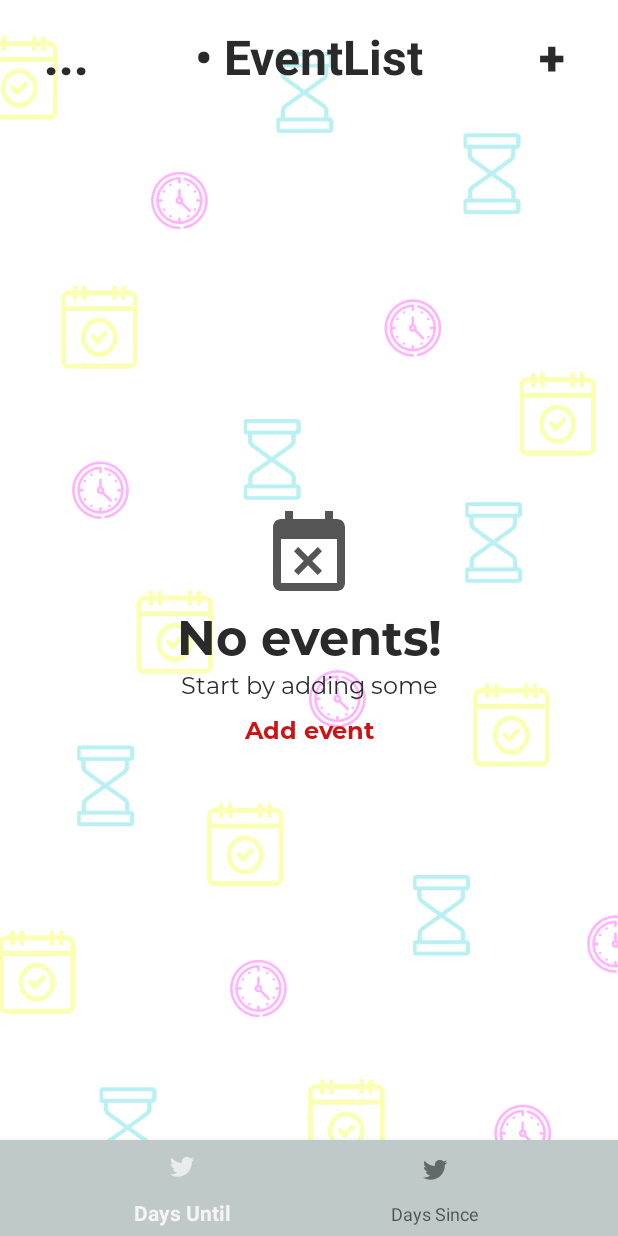
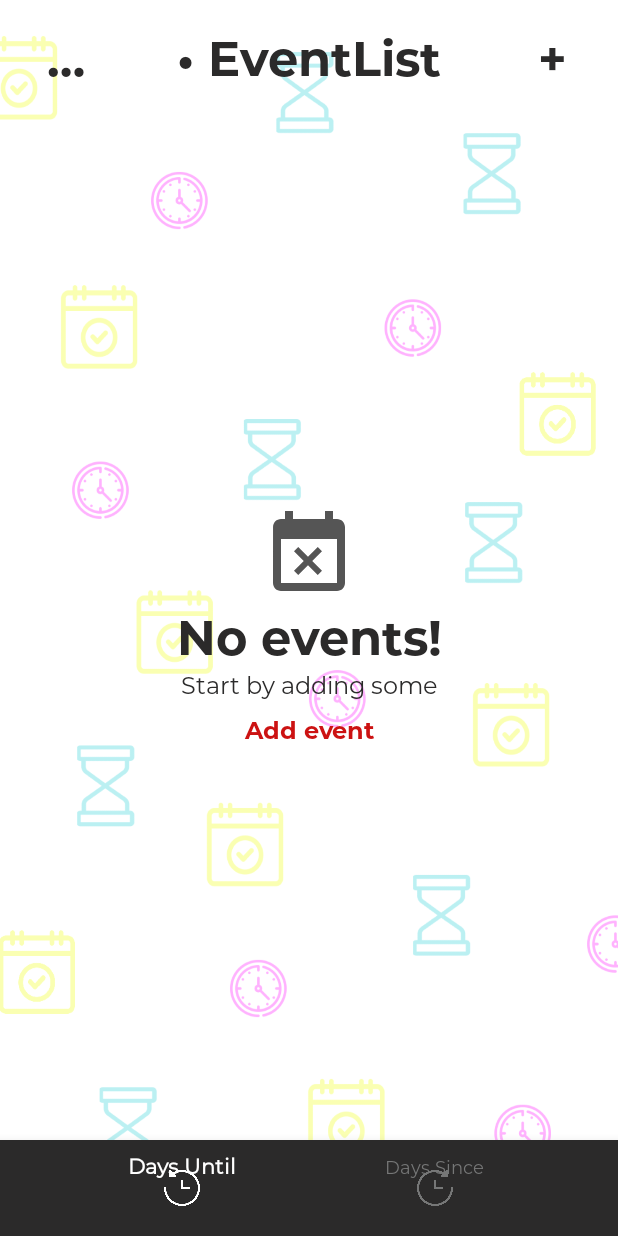
Before and after one commit to dan96and/EventList, an Android app: the screen it shows after launch once a user with an empty profile is signed in (HomeView), on a phone screen of 412 x 824 dp. Run offline under Robolectric (Android 15) with nearby library versions, the phone set to English and light mode, and no system bars; our stand-ins replace Firebase (no records; nobody signed in at launch, a user with empty details on screens opened directly), navigation-ui.

Commit message:
Implementación del nuevo style a la aplicación

```diff
--- a/app/src/main/res/drawable-xxhdpi/edit_cursor.xml
+++ b/app/src/main/res/drawable-xxhdpi/edit_cursor.xml
@@ -1,5 +1,5 @@
 <?xml version="1.0" encoding="utf-8"?>
 <shape xmlns:android="http://schemas.android.com/apk/res/android" >
     <size android:width="3dp" />
-    <solid android:color="@color/grey"  />
+    <solid android:color="@color/black"  />
 </shape>
--- /dev/null
+++ b/app/src/main/res/drawable/bottom_nav_icon_color_selector.xml
@@ -0,0 +1,6 @@
+<?xml version="1.0" encoding="utf-8"?>
+<selector xmlns:android="http://schemas.android.com/apk/res/android">
+    <item android:state_checked="true" android:color="@color/white" />
+    <item android:state_pressed="true" android:state_enabled="true" android:color="@color/white" />
+    <item android:color="#767777" />
+</selector>
--- a/app/src/main/res/layout/activity_home_view.xml
+++ b/app/src/main/res/layout/activity_home_view.xml
@@ -4,8 +4,8 @@
     xmlns:tools="http://schemas.android.com/tools"
     android:layout_width="match_parent"
     android:layout_height="match_parent"
-    tools:context=".view.activities.HomeView"
-    android:background="@drawable/background_app">
+    android:background="@drawable/background_app"
+    tools:context=".view.activities.HomeView">
 
     <androidx.constraintlayout.widget.ConstraintLayout
         android:id="@+id/containerTop"
@@ -20,7 +20,8 @@
             android:layout_width="wrap_content"
             android:layout_height="wrap_content"
             android:background="?attr/selectableItemBackgroundBorderless"
-            android:text="..."
+            android:fontFamily="@font/montserratbold"
+            android:text="@string/lbl_..."
             android:textColor="@color/black"
             android:textSize="32sp"
             android:textStyle="bold"
@@ -32,6 +33,8 @@
             android:id="@+id/lblNameApp"
             android:layout_width="wrap_content"
             android:layout_height="wrap_content"
+            android:fontFamily="@font/montserratbold"
+            android:padding="16dp"
             android:text="@string/app_name"
             android:textColor="@color/black"
             android:textSize="32sp"
@@ -39,15 +42,15 @@
             app:layout_constraintBottom_toBottomOf="@id/containerTop"
             app:layout_constraintEnd_toStartOf="@id/btnAddEvent"
             app:layout_constraintStart_toEndOf="@id/btnInformation"
-            app:layout_constraintTop_toTopOf="@id/containerTop"
-            android:padding="16dp"/>
+            app:layout_constraintTop_toTopOf="@id/containerTop" />
 
         <Button
             android:id="@+id/btnAddEvent"
             android:layout_width="wrap_content"
             android:layout_height="wrap_content"
             android:background="?attr/selectableItemBackgroundBorderless"
-            android:text="+"
+            android:fontFamily="@font/montserratbold"
+            android:text="@string/lbl_plus"
             android:textColor="@color/black"
             android:textSize="32sp"
             android:textStyle="bold"
@@ -70,12 +73,14 @@
         app:navGraph="@navigation/nav_bottom_navigation_view" />
 
     <com.google.android.material.bottomnavigation.BottomNavigationView
+        android:theme="@style/Widget.BottomNavigationView"
         android:id="@+id/bottomNavigationView"
-        android:name="com.example."
         android:layout_width="match_parent"
         android:layout_height="64dp"
-        android:background="@color/grey"
-        android:elevation="@dimen/cardview_default_elevation"
+        android:background="@color/black"
+        app:elevation="10dp"
+        app:itemIconTint="@drawable/bottom_nav_icon_color_selector"
+        app:itemTextColor="@drawable/bottom_nav_icon_color_selector"
         app:layout_constraintBottom_toBottomOf="parent"
         app:menu="@menu/bnv_principal_view"
         tools:layout="@layout/fragment_days_until" />
--- a/app/src/main/res/layout/activity_information_view.xml
+++ b/app/src/main/res/layout/activity_information_view.xml
@@ -27,6 +27,7 @@
             app:layout_constraintTop_toTopOf="@id/containerTop" />
 
         <TextView
+            android:visibility="gone"
             android:padding="16dp"
             android:id="@+id/lblNameApp"
             android:layout_width="wrap_content"
--- a/app/src/main/res/layout/cardview_event_since.xml
+++ b/app/src/main/res/layout/cardview_event_since.xml
@@ -33,8 +33,8 @@
                 android:text="@string/lbl_Date" />
 
             <TextView
-                android:textColor="@color/black"
-                android:fontFamily="@font/montserratregular"
+                android:textColor="@color/red"
+                android:fontFamily="@font/montserratbold"
                 android:paddingTop="4dp"
                 android:id="@+id/cvTimeDifferent"
                 android:layout_width="wrap_content"
--- a/app/src/main/res/layout/cardview_event_until.xml
+++ b/app/src/main/res/layout/cardview_event_until.xml
@@ -47,10 +47,10 @@
                     android:id="@+id/cvTimeDifferent"
                     android:layout_width="wrap_content"
                     android:layout_height="wrap_content"
-                    android:fontFamily="@font/montserratregular"
+                    android:fontFamily="@font/montserratbold"
                     android:paddingTop="4dp"
                     android:text="@string/lbl_Time_Different"
-                    android:textColor="@color/black" />
+                    android:textColor="@color/main_blue_color" />
 
             </LinearLayout>
 
--- a/app/src/main/res/layout/fragment_login_view.xml
+++ b/app/src/main/res/layout/fragment_login_view.xml
@@ -139,7 +139,6 @@
                 android:id="@+id/ibGoogle"
                 android:layout_width="64dp"
                 android:layout_height="64dp"
-                android:background="@drawable/ic_twitter"
                 app:layout_constraintEnd_toStartOf="@+id/ibFacebook"
                 app:layout_constraintStart_toStartOf="parent"
                 app:layout_constraintTop_toTopOf="parent" />
@@ -148,7 +147,6 @@
                 android:id="@+id/ibFacebook"
                 android:layout_width="64dp"
                 android:layout_height="64dp"
-                android:background="@drawable/ic_twitter"
                 app:layout_constraintEnd_toStartOf="@+id/ibTwitter"
                 app:layout_constraintStart_toEndOf="@+id/ibGoogle"
                 app:layout_constraintTop_toTopOf="parent" />
@@ -157,7 +155,6 @@
                 android:id="@+id/ibTwitter"
                 android:layout_width="64dp"
                 android:layout_height="64dp"
-                android:background="@drawable/ic_twitter"
                 app:layout_constraintEnd_toEndOf="parent"
                 app:layout_constraintStart_toEndOf="@+id/ibFacebook"
                 app:layout_constraintTop_toTopOf="parent" />
--- a/app/src/main/res/layout/fragment_register_view.xml
+++ b/app/src/main/res/layout/fragment_register_view.xml
@@ -158,7 +158,6 @@
                     android:id="@+id/ibGoogle"
                     android:layout_width="64dp"
                     android:layout_height="64dp"
-                    android:background="@drawable/ic_twitter"
                     app:layout_constraintEnd_toStartOf="@+id/ibFacebook"
                     app:layout_constraintStart_toStartOf="parent"
                     app:layout_constraintTop_toTopOf="parent" />
@@ -167,7 +166,6 @@
                     android:id="@+id/ibFacebook"
                     android:layout_width="64dp"
                     android:layout_height="64dp"
-                    android:background="@drawable/ic_twitter"
                     app:layout_constraintEnd_toStartOf="@+id/ibTwitter"
                     app:layout_constraintStart_toEndOf="@+id/ibGoogle"
                     app:layout_constraintTop_toTopOf="parent" />
@@ -176,7 +174,6 @@
                     android:id="@+id/ibTwitter"
                     android:layout_width="64dp"
                     android:layout_height="64dp"
-                    android:background="@drawable/ic_twitter"
                     app:layout_constraintEnd_toEndOf="parent"
                     app:layout_constraintStart_toEndOf="@+id/ibFacebook"
                     app:layout_constraintTop_toTopOf="parent" />
--- a/app/src/main/res/menu/bnv_principal_view.xml
+++ b/app/src/main/res/menu/bnv_principal_view.xml
@@ -2,11 +2,13 @@
 <menu xmlns:android="http://schemas.android.com/apk/res/android">
     <item
         android:id="@+id/daysUntilView"
-        android:icon="@drawable/ic_twitter"
-        android:title="@string/lbl_DaysUntil" />
+        android:icon="@drawable/past"
+        android:title="@string/lbl_DaysUntil"
+        android:state_enabled="false" android:color="@color/grey"/>
 
     <item
         android:id="@+id/daysSinceView"
-        android:icon="@drawable/ic_twitter"
-        android:title="@string/lbl_DaysSince" />
+        android:icon="@drawable/future"
+        android:title="@string/lbl_DaysSince"
+        android:state_pressed="true" android:state_enabled="true" android:color="@color/grey"/>
 </menu>
--- a/app/src/main/res/values/strings.xml
+++ b/app/src/main/res/values/strings.xml
@@ -21,6 +21,8 @@
     //Activity Home
     <string name="lbl_DaysUntil">Days Until</string>
     <string name="lbl_DaysSince">Days Since</string>
+    <string name="lbl_...">…</string>
+    <string name="lbl_plus">+</string>
 
     //Fragment - DaysUntilFragment
     <string name="lbl_title_DaysUntil">Days Until</string>
@@ -65,6 +67,7 @@
     //Activity - EditEvent
     <string name="lbl_Title_EditEvent">Edit event</string>
     <string name="lbl_btn_SaveChanges">Save changes</string>
+    <string name="lbl_btn_DeleteEvent">Delete event</string>
 
     //Fragment - DialogDeleteEventFragmentView
     <string name="lbl_Title_Question_Delete_Event">¿Estas seguro de que quieres eliminar el evento?</string>
--- /dev/null
+++ b/app/src/main/res/values/style.xml
@@ -0,0 +1,7 @@
+<?xml version="1.0" encoding="utf-8"?>
+<resources>
+    <style name="Widget.BottomNavigationView"
+        parent="Widget.Design.BottomNavigationView">
+        <item name="fontFamily">@font/montserratregular</item>
+    </style>
+</resources>
```
Also changed, not shown: app/src/main/res/layout/activity_edit_event.xml (+59 -22 lines), app/src/main/res/layout/activity_new_event_view.xml (+48 -13 lines), app/src/main/res/drawable-hdpi/ic_twitter.png (deleted), app/src/main/res/drawable-mdpi/ic_twitter.png (deleted), app/src/main/res/drawable-xhdpi/ic_twitter.png (deleted), app/src/main/res/drawable-xxhdpi/ic_twitter.png (deleted), app/src/main/res/drawable-xxxhdpi/ic_twitter.png (deleted), app/src/main/res/drawable/future.png (added), app/src/main/res/drawable/past.png (added).
